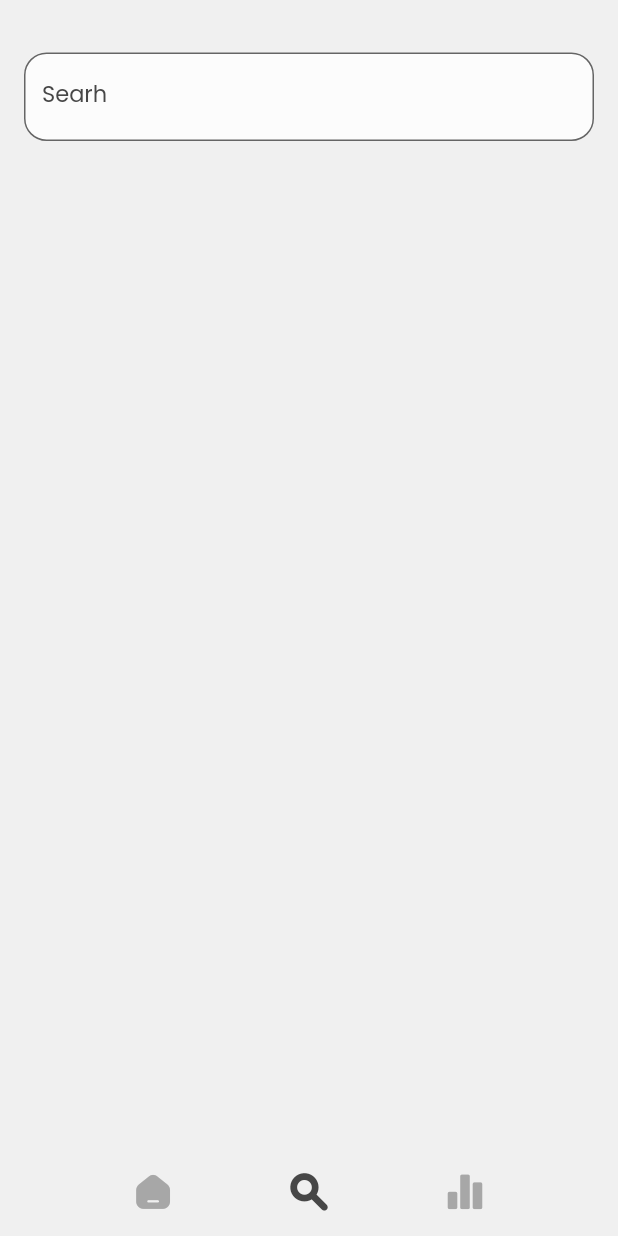
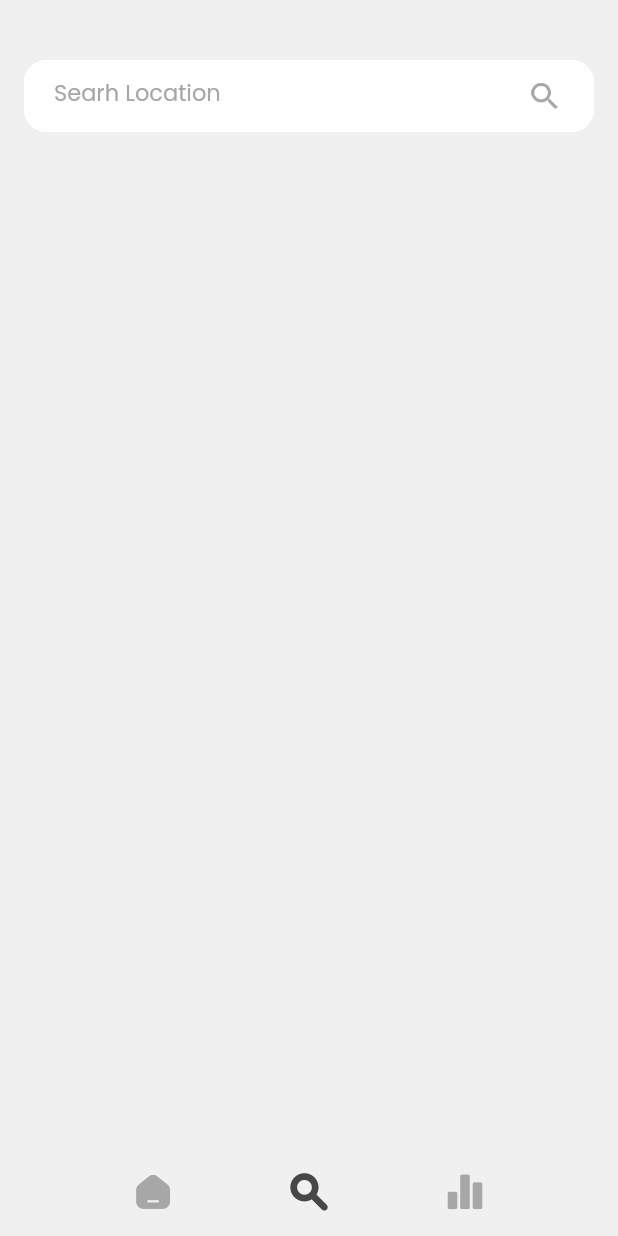
Before and after one commit to idaldu/flutter_weather, a Flutter app: the screen it shows after launch, item 2 of the bottom bar chosen, on a phone screen of 412 x 824 dp. Run offline on Flutter 3.47's test engine with Material 2 defaults, Android fonts, the phone set to English and light mode, and no system bars.

```diff
--- a/lib/app_image/app_images.dart
+++ b/lib/app_image/app_images.dart
@@ -5,6 +5,7 @@ class AppImages {
 
   static const String arrow = 'assets/images/arrow.png';
   static const String ellipse = 'assets/images/ellipse.png';
+  static const String search = 'assets/images/search.png';
   static const String sunrise = 'assets/images/sunrise.png';
   static const String warningIcon = 'assets/images/warning_icon.png';
   static const String weatherCloudy = 'assets/images/weather_cloudy.png';
--- a/lib/widgets/home_screen/home_screen_widget.dart
+++ b/lib/widgets/home_screen/home_screen_widget.dart
@@ -227,6 +227,7 @@ class _MainWatherWidget extends StatelessWidget {
               padding: const EdgeInsets.symmetric(horizontal: 10),
               child: Text(
                 '31',
+                textAlign: TextAlign.center,
                 style: TextStyle(
                   fontSize: 70,
                   height: 1.0,
--- a/lib/widgets/search_screen/search_screen_widget.dart
+++ b/lib/widgets/search_screen/search_screen_widget.dart
@@ -3,6 +3,7 @@ import 'package:flutter_weather/app_image/resources.dart';
 import 'package:flutter_weather/theme/app_color.dart';
 
 class WeatherCities {
+  final int id;
   final String imageName;
   final String weather;
   final String title;
@@ -10,6 +11,7 @@ class WeatherCities {
   final bool warning;
 
   WeatherCities({
+    required this.id,
     required this.imageName,
     required this.weather,
     required this.title,
@@ -28,6 +30,7 @@ class SearchScreenWidget extends StatefulWidget {
 class _SearchScreenWidgetState extends State<SearchScreenWidget> {
   final _weatherCities = <WeatherCities>[
     WeatherCities(
+      id: 1,
       imageName: AppImages.weatherCloudy,
       weather: 'Expecting Rainfall',
       title: 'Bishkek',
@@ -35,6 +38,7 @@ class _SearchScreenWidgetState extends State<SearchScreenWidget> {
       warning: true,
     ),
     WeatherCities(
+      id: 2,
       imageName: AppImages.weatherCloudy,
       weather: 'Expecting Rainfall',
       title: 'Balykchy',
@@ -42,6 +46,7 @@ class _SearchScreenWidgetState extends State<SearchScreenWidget> {
       warning: true,
     ),
     WeatherCities(
+      id: 3,
       imageName: AppImages.weatherCloudy,
       weather: 'Expecting Rainfall',
       title: 'Osh',
@@ -49,6 +54,7 @@ class _SearchScreenWidgetState extends State<SearchScreenWidget> {
       warning: true,
     ),
     WeatherCities(
+      id: 4,
       imageName: AppImages.weatherCloudy,
       weather: 'Expecting Rainfall',
       title: 'Batken',
@@ -56,6 +62,7 @@ class _SearchScreenWidgetState extends State<SearchScreenWidget> {
       warning: true,
     ),
     WeatherCities(
+      id: 5,
       imageName: AppImages.weatherCloudy,
       weather: 'Expecting Rainfall',
       title: 'Jalal-Abad',
@@ -63,6 +70,7 @@ class _SearchScreenWidgetState extends State<SearchScreenWidget> {
       warning: true,
     ),
     WeatherCities(
+      id: 6,
       imageName: AppImages.weatherCloudy,
       weather: 'Expecting Rainfall',
       title: 'Kant',
@@ -70,6 +78,7 @@ class _SearchScreenWidgetState extends State<SearchScreenWidget> {
       warning: true,
     ),
     WeatherCities(
+      id: 7,
       imageName: AppImages.weatherCloudy,
       weather: 'Expecting Rainfall',
       title: 'Kara-Balta',
@@ -77,6 +86,7 @@ class _SearchScreenWidgetState extends State<SearchScreenWidget> {
       warning: true,
     ),
     WeatherCities(
+      id: 8,
       imageName: AppImages.weatherCloudy,
       weather: 'Expecting Rainfall',
       title: 'Karakol',
@@ -88,7 +98,6 @@ class _SearchScreenWidgetState extends State<SearchScreenWidget> {
   var _filteredMovies = <WeatherCities>[];
 
   final _searchController = TextEditingController();
-  final _focusSearch = FocusNode();
 
   void _searchCity() {
     final quare = _searchController.text;
@@ -109,12 +118,20 @@ class _SearchScreenWidgetState extends State<SearchScreenWidget> {
     _searchController.addListener(_searchCity);
   }
 
+  void _onCityTap(int index) {
+    final id = _weatherCities[index].id;
+    Navigator.of(context).pushNamed(
+      '/search/city_details',
+      arguments: id,
+    );
+  }
+
   @override
   Widget build(BuildContext context) {
     return Stack(
       children: [
         ListView.builder(
-          padding: EdgeInsets.only(top: 105),
+          padding: EdgeInsets.only(top: 95),
           keyboardDismissBehavior: ScrollViewKeyboardDismissBehavior.onDrag,
           itemCount: _filteredMovies.length,
           itemExtent: 176,
@@ -217,7 +234,7 @@ class _SearchScreenWidgetState extends State<SearchScreenWidget> {
                     color: Colors.transparent,
                     child: InkWell(
                       borderRadius: BorderRadius.circular(11),
-                      onTap: () {},
+                      onTap: (() => _onCityTap(index)),
                     ),
                   )
                 ],
@@ -226,22 +243,34 @@ class _SearchScreenWidgetState extends State<SearchScreenWidget> {
           },
         ),
         Padding(
-          padding: const EdgeInsets.symmetric(horizontal: 16, vertical: 35),
+          padding: const EdgeInsets.symmetric(horizontal: 16, vertical: 40),
           child: TextField(
             controller: _searchController,
-            focusNode: _focusSearch,
             decoration: InputDecoration(
-              labelText: 'Searh',
-              labelStyle: TextStyle(
-                  fontFamily: 'Poppins',
-                  fontSize: 15,
-                  fontWeight: FontWeight.w400,
-                  color: AppColors.textGrey),
-              filled: true,
-              fillColor: AppColors.CardWhite.withAlpha(200),
-              border:
-                  OutlineInputBorder(borderRadius: BorderRadius.circular(15)),
-            ),
+                labelText: 'Searh Location',
+                labelStyle: TextStyle(
+                    fontFamily: 'Poppins',
+                    fontSize: 15,
+                    fontWeight: FontWeight.w400,
+                    color: AppColors.textLight),
+                suffixIcon: Padding(
+                  padding: EdgeInsets.symmetric(horizontal: 9),
+                  child: Image(image: AssetImage(AppImages.search)),
+                ),
+                isCollapsed: true,
+                contentPadding:
+                    EdgeInsets.symmetric(horizontal: 20, vertical: 13),
+                floatingLabelBehavior: FloatingLabelBehavior.never,
+                filled: true,
+                fillColor: AppColors.CardWhite.withAlpha(235),
+                enabledBorder: OutlineInputBorder(
+                    borderRadius: BorderRadius.circular(15),
+                    borderSide: BorderSide(color: AppColors.CardWhite)),
+                focusedBorder: OutlineInputBorder(
+                    borderRadius: BorderRadius.circular(15),
+                    borderSide: BorderSide(color: AppColors.CardWhite)),
+                border: OutlineInputBorder(
+                    borderRadius: BorderRadius.circular(15))),
           ),
         )
       ],
```
Also changed, not shown: lib/main.dart (+10 -0 lines), lib/widgets/city_details/city_details_widget.dart (added, +16 -0 lines), assets/images/2.0x/search.png (added), assets/images/3.0x/search.png (added), assets/images/search.png (added), flutter_01.png (deleted), flutter_02.png (deleted), flutter_03.png (deleted).
